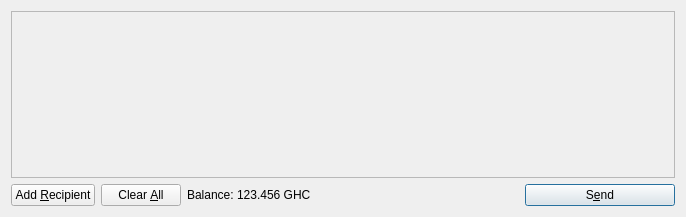
magi-retro/peercoin, file src/qt/forms/sendcoinsdialog.ui: the form before one commit.
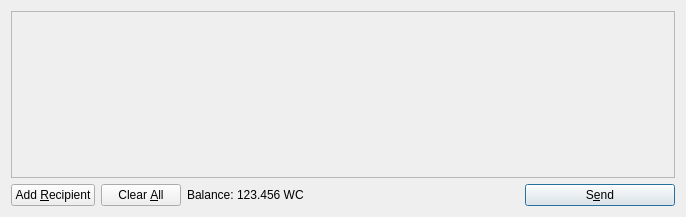
The form after the commit. Icons and pictures are not drawn.

```diff
--- a/src/qt/forms/sendcoinsdialog.ui
+++ b/src/qt/forms/sendcoinsdialog.ui
@@ -119,7 +119,7 @@
           <cursorShape>IBeamCursor</cursorShape>
          </property>
          <property name="text">
-          <string>123.456 GHC</string>
+          <string>123.456 WC</string>
          </property>
          <property name="textInteractionFlags">
           <set>Qt::LinksAccessibleByMouse|Qt::TextSelectableByKeyboard|Qt::TextSelectableByMouse</set>
```
